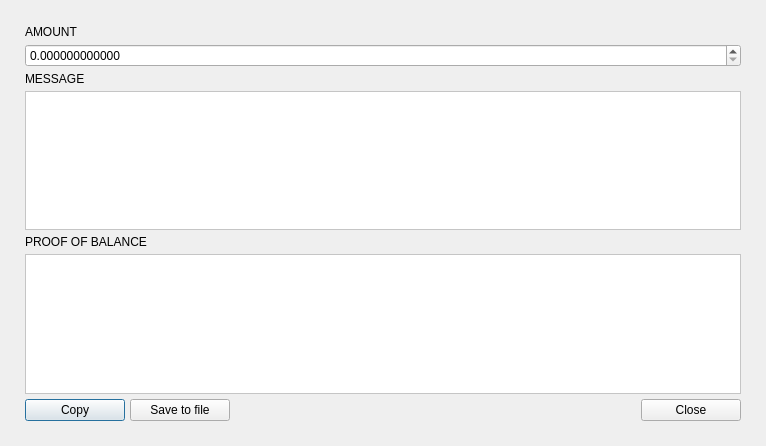
Old version of the form src/Gui/Common/BalanceProofDialog.ui in the repository qwertycoin-org/qwertycoin-zero.
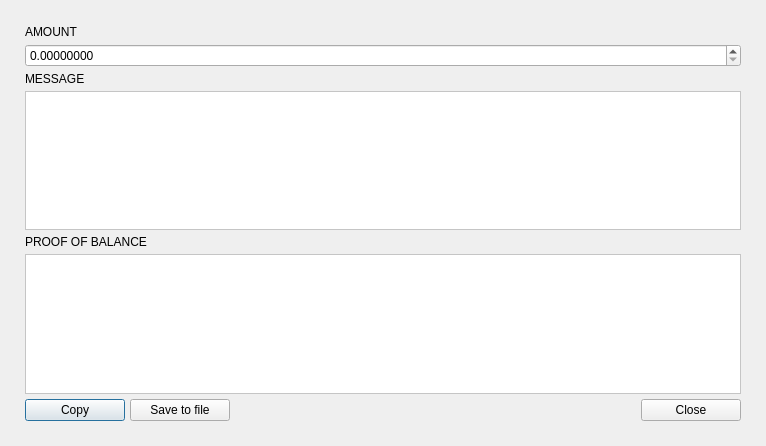
New version of the form. Icons and pictures are not drawn. Custom widgets are drawn as their Qt base class.

```diff
--- a/src/Gui/Common/BalanceProofDialog.ui
+++ b/src/Gui/Common/BalanceProofDialog.ui
@@ -51,16 +51,16 @@
       <locale language="English" country="UnitedStates"/>
      </property>
      <property name="decimals">
-      <number>12</number>
+      <number>8</number>
      </property>
      <property name="minimum">
-      <double>0.000000000000000</double>
+      <double>0.00000000</double>
      </property>
      <property name="maximum">
-      <double>999999999999999.000000000000000</double>
+      <double>999999999999999.00000000</double>
      </property>
      <property name="value">
-      <double>0.000000000000000</double>
+      <double>0.00000000</double>
      </property>
     </widget>
    </item>
```
